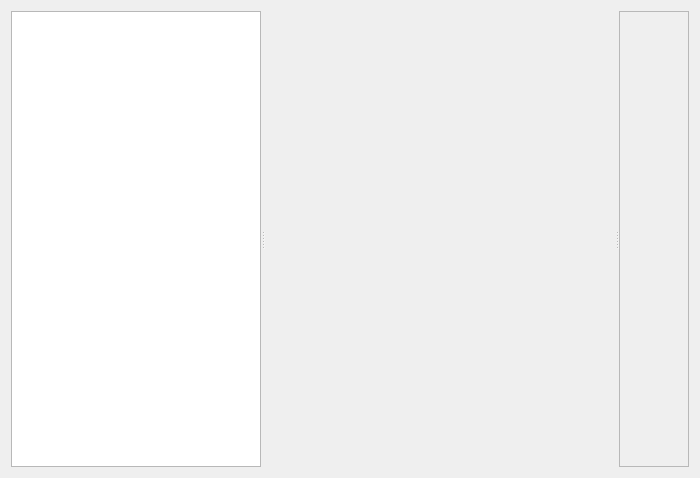
wassgha/TurboGrade, file TurboGrade/ui/codeview.ui: the form before one commit.
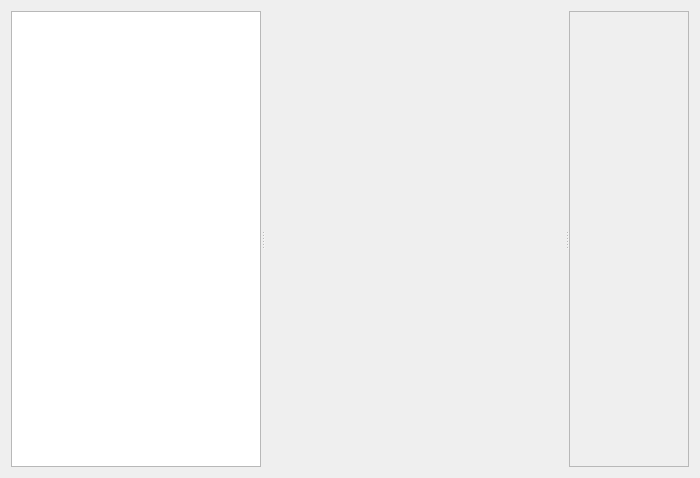
The form after the commit. Icons and pictures are not drawn. Custom widgets are drawn as their Qt base class.

The edit to the form file:
```diff
--- a/TurboGrade/ui/codeview.ui
+++ b/TurboGrade/ui/codeview.ui
@@ -106,6 +106,18 @@
       <zorder>groupBox</zorder>
      </widget>
      <widget class="QScrollArea" name="comments">
+      <property name="minimumSize">
+       <size>
+        <width>120</width>
+        <height>0</height>
+       </size>
+      </property>
+      <property name="maximumSize">
+       <size>
+        <width>250</width>
+        <height>16777215</height>
+       </size>
+      </property>
       <property name="widgetResizable">
        <bool>true</bool>
       </property>
@@ -117,7 +129,7 @@
         <rect>
          <x>0</x>
          <y>0</y>
-         <width>364</width>
+         <width>250</width>
          <height>454</height>
         </rect>
        </property>
```
